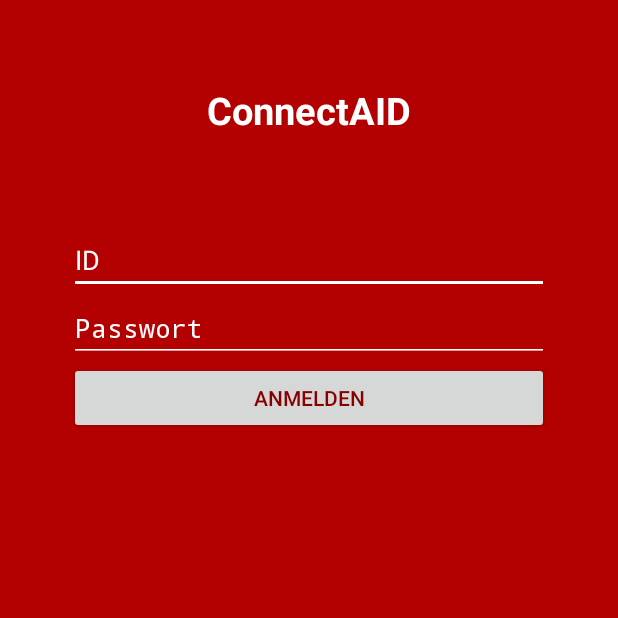
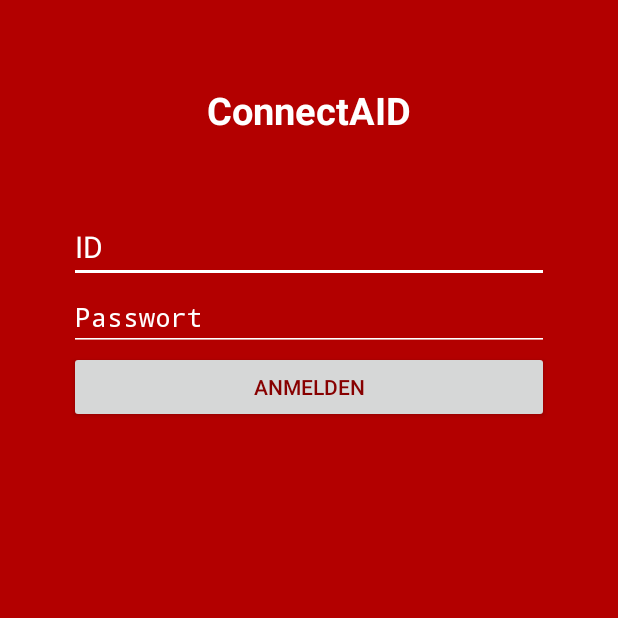
Before and after one commit to MichiLazarus/ConnectAID, an Android app: the LoginActivity screen opened directly, with no data from a screen before it, on a phone screen of 412 x 824 dp, the top half of it. Run offline under Robolectric (Android 15) with nearby library versions, the phone set to English and light mode, and no system bars; 2 statements that could not run were skipped.

```diff
--- a/app/src/main/res/layout/activity_login.xml
+++ b/app/src/main/res/layout/activity_login.xml
@@ -29,7 +29,7 @@
             android:orientation="vertical"
             android:paddingTop="40dp"
             android:paddingLeft="30dp"
-            android:paddingRight="30dp">
+            android:paddingRight="30dp" >
 
             <TextView
                 android:id="@+id/title"
@@ -39,7 +39,7 @@
                 android:text="@string/title"
                 android:layout_weight="1"
                 android:layout_gravity="center_horizontal"
-                android:paddingBottom="60dp"
+                android:paddingBottom="50dp"
                 android:nestedScrollingEnabled="false"
                 android:textSize="25sp"
                 android:textStyle="bold"
@@ -52,7 +52,9 @@
                 android:layout_weight="1"
                 android:textColorHint="#ffffffff"
                 android:textColor="#ffffffff"
-                android:backgroundTint="#ffffffff" />
+                android:backgroundTint="#ffffffff"
+                android:textSize="20sp"
+                android:layout_gravity="center_horizontal" />
 
             <EditText android:id="@+id/password" android:layout_width="match_parent"
                 android:layout_height="0dp" android:hint="@string/prompt_password"
@@ -62,7 +64,8 @@
                 android:password="true"
                 android:textColorHint="#ffffffff"
                 android:textColor="#ffffffff"
-                android:backgroundTint="#ffffffff" />
+                android:backgroundTint="#ffffffff"
+                android:layout_gravity="center_horizontal" />
 
             <Button
                 android:hint="@string/action_sign_in"
@@ -70,7 +73,8 @@
                 android:layout_height="0dp"
                 android:id="@+id/button"
                 android:layout_weight="1"
-                android:textColorHint="#ff870000" />
+                android:textColorHint="#ff870000"
+                android:layout_gravity="center_horizontal" />
 
         </LinearLayout>
     </ScrollView>
```
Also changed, not shown: 1 other file.
